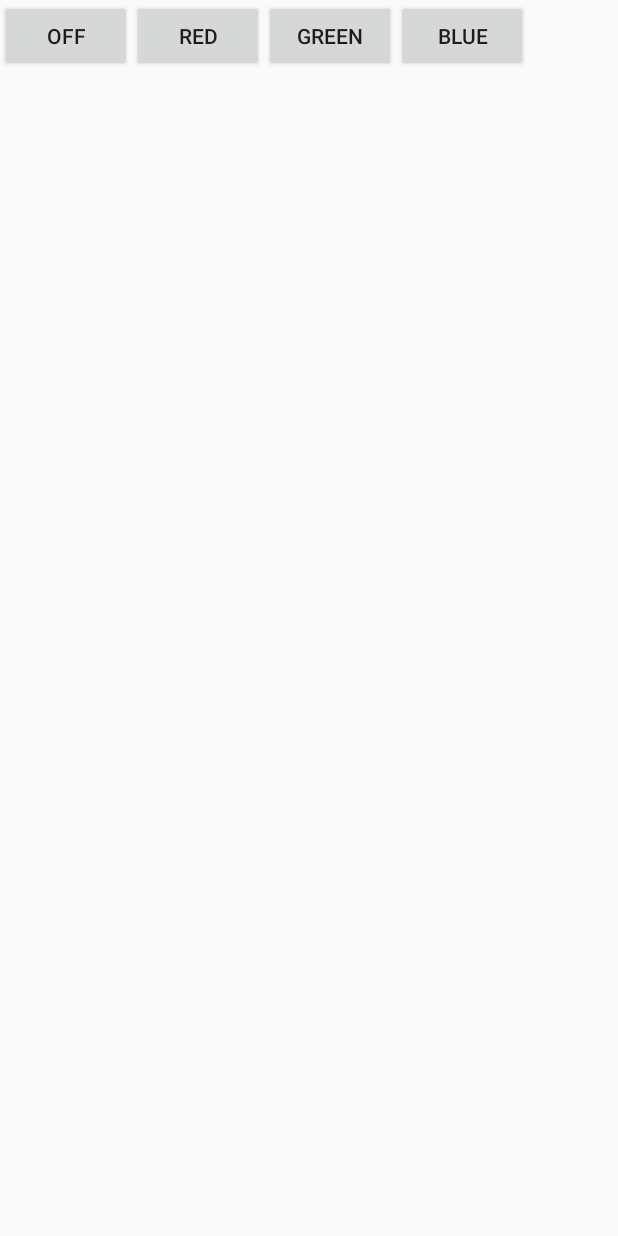
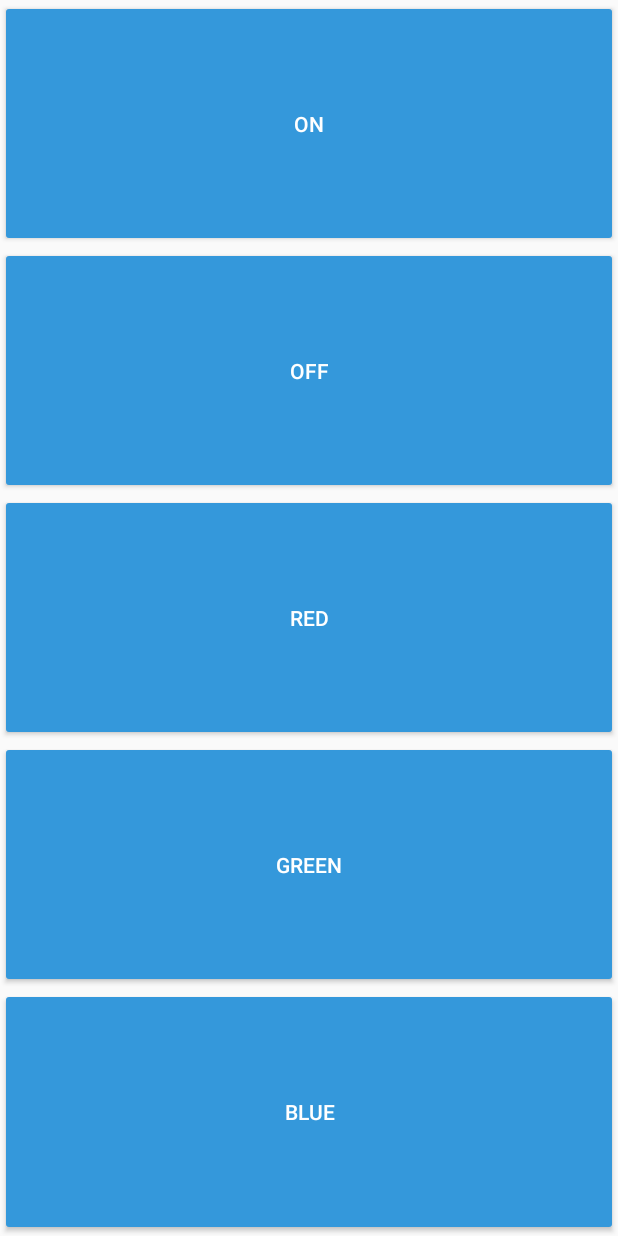
Before and after one commit to huynhhoangdong/IoT4U, an Android app: the layout control_device_pubsub.xml on its own in the app's theme, with its tools: preview values and no code run, on a phone screen of 412 x 824 dp. Run offline under Robolectric (Android 15) with nearby library versions, the phone set to English and light mode, and no system bars.

Commit message:
Add editName Dialog and Change ControlDevice layout

```diff
--- a/app/src/main/AndroidManifest.xml
+++ b/app/src/main/AndroidManifest.xml
@@ -35,8 +35,7 @@
 
         <activity android:name=".WifiSettings.WiFiSettings"></activity>
 
-        <activity android:name=".MQTT.ControlDevicePubSub"
-            android:theme="@style/AppTheme"></activity>
+        <activity android:name=".MQTT.ControlDevicePubSub"></activity>
 
     </application>
 
--- a/app/src/main/res/layout/control_device_pubsub.xml
+++ b/app/src/main/res/layout/control_device_pubsub.xml
@@ -1,5 +1,6 @@
 <?xml version="1.0" encoding="utf-8"?>
 <RelativeLayout xmlns:android="http://schemas.android.com/apk/res/android"
+
     android:layout_width="match_parent"
     android:layout_height="match_parent"
 
@@ -8,29 +9,47 @@
     <LinearLayout
 
         android:layout_width="match_parent"
-        android:layout_height="wrap_content"
-        android:orientation="horizontal">
+        android:layout_height="match_parent"
+        android:orientation="vertical">
 
         <Button
+            android:id="@+id/btnON"
+            android:layout_width="match_parent"
+            android:layout_height="wrap_content"
+            android:text="ON"
+            android:theme="@style/Button_OFF"
+            android:layout_weight="1"/>
+        <Button
             android:id="@+id/btnOFF"
-            android:layout_width="wrap_content"
+            android:layout_width="match_parent"
             android:layout_height="wrap_content"
-            android:text="OFF"/>
+            android:text="OFF"
+            android:theme="@style/Button_OFF"
+            android:layout_weight="1"/>
+
         <Button
             android:id="@+id/btnRED"
-            android:layout_width="wrap_content"
+            android:layout_width="match_parent"
             android:layout_height="wrap_content"
-            android:text="RED"/>
+            android:text="RED"
+            android:theme="@style/Button_RED"
+            android:layout_weight="1"/>
+
         <Button
             android:id="@+id/btnGREEN"
-            android:layout_width="wrap_content"
+            android:layout_width="match_parent"
             android:layout_height="wrap_content"
-            android:text="GREEN"/>
+            android:text="GREEN"
+            android:theme="@style/Button_GREEN"
+            android:layout_weight="1"/>
+
         <Button
             android:id="@+id/btnBLUE"
-            android:layout_width="wrap_content"
+            android:layout_width="match_parent"
             android:layout_height="wrap_content"
-            android:text="BLUE"/>
+            android:text="BLUE"
+            android:theme="@style/Button_BLUE"
+            android:layout_weight="1"/>
 
     </LinearLayout>
 
--- a/app/src/main/res/values/colors.xml
+++ b/app/src/main/res/values/colors.xml
@@ -4,4 +4,30 @@
     <color name="colorPrimaryDark">#303F9F</color>
     <color name="colorAccent">#FF4081</color>
     <color name="colorTransparent">#00FFFFFF</color>
+    <color name="colorRed">#FF0000</color>
+    <color name="colorGreen">#00FF00</color>
+    <color name="colorBlue">#0000FF</color>
+
+    <!--//Color Swatches provided by http://designmodo.github.io/Flat-UI/-->
+    <color name="fbutton_color_turquoise">#1abc9c</color>
+    <color name="fbutton_color_green_sea">#16a085</color>
+    <color name="fbutton_color_emerald">#2ecc71</color>
+    <color name="fbutton_color_nephritis">#27ae60</color>
+    <color name="fbutton_color_peter_river">#3498db</color>
+    <color name="fbutton_color_belize_hole">#2980b9</color>
+    <color name="fbutton_color_amethyst">#9b59b6</color>
+    <color name="fbutton_color_wisteria">#8e44ad</color>
+    <color name="fbutton_color_wet_asphalt">#34495e</color>
+    <color name="fbutton_color_midnight_blue">#2c3e50</color>
+    <color name="fbutton_color_sun_flower">#f1c40f</color>
+    <color name="fbutton_color_orange">#f39c12</color>
+    <color name="fbutton_color_carrot">#e67e22</color>
+    <color name="fbutton_color_pumpkin">#d35400</color>
+    <color name="fbutton_color_alizarin">#e74c3c</color>
+    <color name="fbutton_color_pomegranate">#c0392b</color>
+    <color name="fbutton_color_clouds">#ecf0f1</color>
+    <color name="fbutton_color_silver">#bdc3c7</color>
+    <color name="fbutton_color_concrete">#95a5a6</color>
+    <color name="fbutton_color_asbestos">#7f8c8d</color>
+
 </resources>
--- a/app/src/main/res/values/styles.xml
+++ b/app/src/main/res/values/styles.xml
@@ -3,13 +3,12 @@
     <!-- Base application theme. -->
     <style name="AppTheme" parent="Theme.AppCompat.Light.DarkActionBar">
         <!-- Customize your theme here. -->
-        <item name="colorPrimary">@color/colorAccent</item>
+        <item name="colorPrimary">@color/fbutton_color_sun_flower</item>
         <item name="colorPrimaryDark">@color/colorPrimaryDark</item>
-        <item name="colorAccent">@color/colorAccent</item>
+        <item name="colorAccent">@color/fbutton_color_emerald</item>
     </style>
 
     <!--Splash screen background-->
-
     <style name="SplashTheme" parent="Theme.AppCompat.NoActionBar">
         <item name="android:windowBackground">
             @drawable/splashbackground
@@ -26,4 +25,25 @@
         <item name="android:background">@drawable/spinner_border</item>
     </style>
 
+    <!--Button-->
+    <style name="Button_OFF" parent="Theme.AppCompat">
+        <item name="colorButtonNormal">@color/fbutton_color_peter_river</item>
+        <item name="colorControlHighlight">@color/colorAccent</item>
+    </style>
+
+    <style name="Button_RED" parent="Theme.AppCompat">
+        <item name="colorButtonNormal">@color/fbutton_color_peter_river</item>
+        <item name="colorControlHighlight">@color/colorRed</item>
+    </style>
+
+    <style name="Button_GREEN" parent="Theme.AppCompat">
+        <item name="colorButtonNormal">@color/fbutton_color_peter_river</item>
+        <item name="colorControlHighlight">@color/colorGreen</item>
+    </style>
+
+    <style name="Button_BLUE" parent="Theme.AppCompat">
+        <item name="colorButtonNormal">@color/fbutton_color_peter_river</item>
+        <item name="colorControlHighlight">@color/colorBlue</item>
+    </style>
+
 </resources>
```
Also changed, not shown: app/build.gradle (+8 -8 lines), app/src/main/java/com/example/admin/iot4u/Adapter/DeviceListAdapter.java (+32 -4 lines), app/src/main/java/com/example/admin/iot4u/Database/DBDeviceInfor.java (+7 -0 lines), app/src/main/java/com/example/admin/iot4u/Dialog/DialogEditName.java (added, +18 -0 lines), app/src/main/java/com/example/admin/iot4u/MQTT/ControlDevicePubSub.java (+9 -27 lines), app/src/main/java/com/example/admin/iot4u/WifiSettings/WiFiSettings.java (+13 -3 lines), app/src/main/res/layout/dialog_edit_device_name.xml (added, +36 -0 lines).
